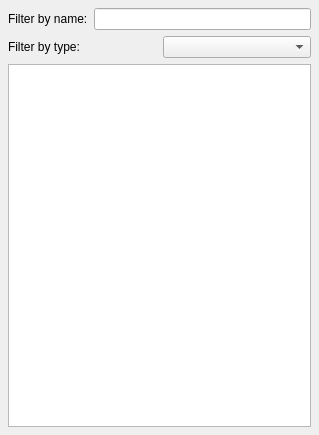
KDE/kstars, file kstars/dialogs/finddialog.ui: the form before one commit.
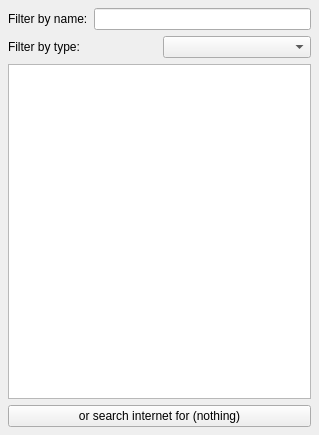
The form after the commit.

Commit message: Add a new button to the Find Dialog, that resolves using internet

```diff
--- a/kstars/dialogs/finddialog.ui
+++ b/kstars/dialogs/finddialog.ui
@@ -64,6 +64,13 @@
    <item>
     <widget class="QListView" name="SearchList"/>
    </item>
+   <item>
+     <widget class="QPushButton" name="InternetSearchButton">
+       <property name="text">
+         <string>or search internet for (nothing)</string>
+       </property>
+     </widget>
+   </item>
   </layout>
  </widget>
  <customwidgets>
```
The commit also changes 2 other files.
